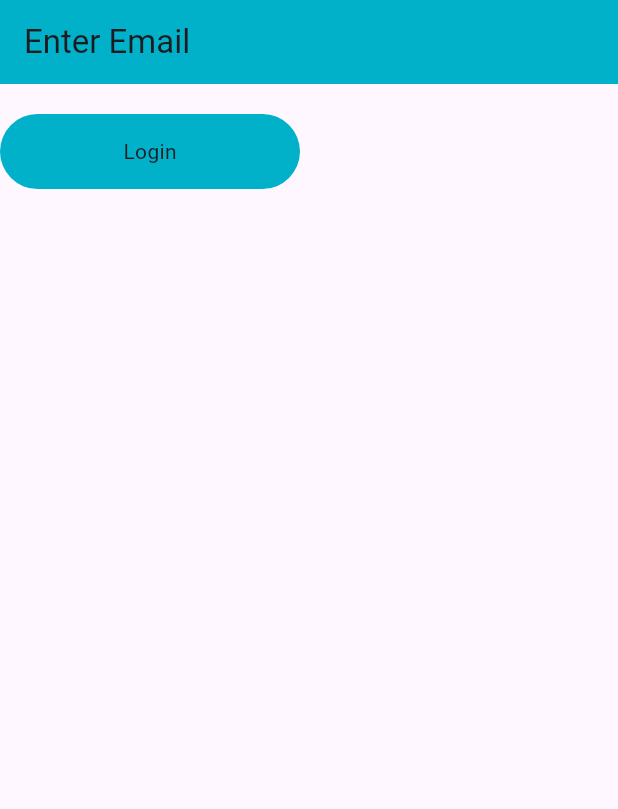
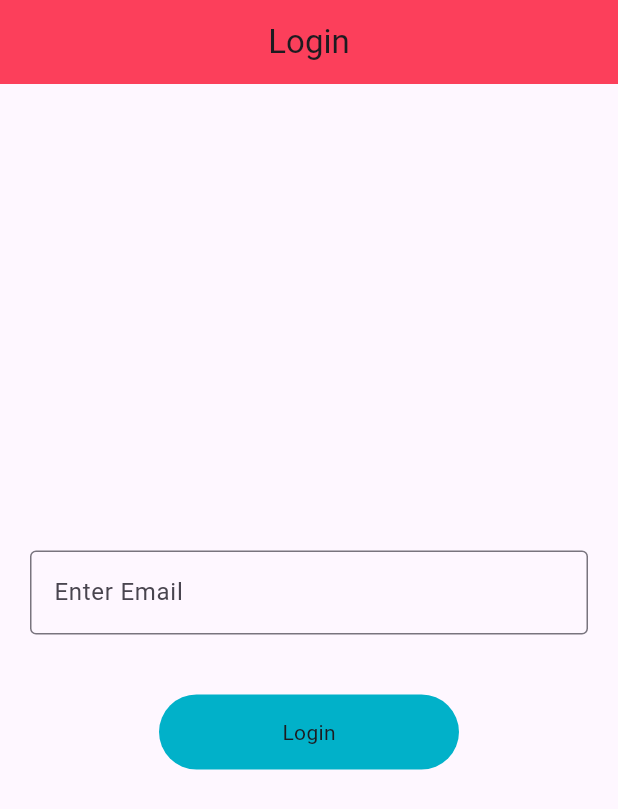
Before and after one commit to Imtiaz16041997/GetX, a Flutter app: the screen it shows after launch, on a phone screen of 412 x 824 dp. Shown: the top 809 px of the screen. Run offline on Flutter 3.47's test engine with Material 3 defaults, Android fonts, the phone set to English and light mode, and no system bars; our stand-ins replace fluttertoast, get.

Commit message:
Login view first phase

```diff
--- a/lib/getx_localization/language.dart
+++ b/lib/getx_localization/language.dart
@@ -11,6 +11,9 @@ class Languages extends Translations{
       'internet_exception': "we're unable to show results. \nPlease check your data\nconnection.",
       'retry':'Retry',
       'general_exception': "we're unable to process your request.\nPlease try again!!",
+      'welcome_back': "Welcome \nBack",
+      'login': "Login",
+      'pass_hint': "Password",
     },
     'ur_PK':{
       'email_hint': 'احداث'
--- a/lib/res/routes/routes.dart
+++ b/lib/res/routes/routes.dart
@@ -1,5 +1,6 @@
 import 'package:get/get.dart';
 import 'package:getx/res/routes/routes_name.dart';
+import 'package:getx/view/screen/login/login_view.dart';
 import 'package:getx/view/screen/splash_screen.dart';
 
 class AppRoutes{
@@ -9,6 +10,16 @@ class AppRoutes{
         page: () => SplashScreen(),
         transitionDuration: Duration(milliseconds: 250),
         transition: Transition.leftToRightWithFade
-    )
+    ),
+
+    GetPage(
+        name: RoutesName.loginView,
+        page: () => LoginView(),
+        transitionDuration: Duration(milliseconds: 250),
+        transition: Transition.leftToRightWithFade
+    ),
+
+
+
   ];
 }
--- a/lib/res/routes/routes_name.dart
+++ b/lib/res/routes/routes_name.dart
@@ -1,5 +1,5 @@
 
 class RoutesName {
   static const String splashScreen = '/splash_screen';
-  static const String loginScreen = '/login_screen';
+  static const String loginView = '/login_view';
 }
--- /dev/null
+++ b/lib/view/screen/login/login_view.dart
@@ -0,0 +1,57 @@
+import 'package:flutter/material.dart';
+import 'package:get/get.dart';
+import 'package:getx/components/round_button_component.dart';
+import 'package:getx/res/colors/colors.dart';
+import 'package:getx/view_models/controller/login_view_model_controller.dart';
+
+class LoginView extends StatefulWidget {
+  const LoginView({super.key});
+
+  @override
+  State<LoginView> createState() => _LoginViewState();
+}
+
+class _LoginViewState extends State<LoginView> {
+
+  final loginController = Get.put(LoginViewModelController());
+
+
+
+
+  @override
+  Widget build(BuildContext context) {
+    return Scaffold(
+      appBar: AppBar(
+        backgroundColor: AppColor.redColor,
+        centerTitle: true,
+        automaticallyImplyLeading: false,
+        title: Text('Login'.tr),
+      ),
+      body: Padding(
+        padding: const EdgeInsets.symmetric(horizontal: 20.0),
+        child: Column(
+          mainAxisAlignment: MainAxisAlignment.center,
+          crossAxisAlignment: CrossAxisAlignment.center,
+          children: [
+            TextFormField(
+              controller: loginController.emailController.value,
+              focusNode: loginController.emailFocusNode.value,
+              decoration: InputDecoration(
+                hintText: 'email_hint'.tr,
+                border: OutlineInputBorder()
+              ),
+            ),
+
+            SizedBox(height: 40,),
+            RoundButtonComponent(
+              width: 200,title: 'login'.tr,onPress: (){
+
+            },)
+
+          ],
+        ),
+      ),
+
+    );
+  }
+}
--- a/lib/view/screen/splash_screen.dart
+++ b/lib/view/screen/splash_screen.dart
@@ -3,6 +3,7 @@ import 'package:get/get.dart';
 import 'package:getx/data/app_exception.dart';
 import 'package:getx/res/assets/image_assets.dart';
 import 'package:getx/res/colors/colors.dart';
+import 'package:getx/view_models/services/splash_services.dart';
 
 import '../../components/general_exception_widget.dart';
 import '../../components/internet_exceptions_widget.dart';
@@ -17,26 +18,48 @@ class SplashScreen extends StatefulWidget {
 }
 
 class _SplashScreenState extends State<SplashScreen> {
+  SplashServices splashServices = SplashServices();
+
+  @override
+  void initState() {
+    // TODO: implement initState
+    super.initState();
+    splashServices.isLogin();
+  }
+
+
   @override
   Widget build(BuildContext context) {
-    return
-
-      Scaffold(
-      body: /*Image(image: AssetImage(ImageAssets.splashScreen))*/
-      /*GeneralExceptionWidget (onPress: () {
-
-    },),*/
-
-      Column(
-        children: [
-          SizedBox(height: 20,),
-          RoundButtonComponent(title: 'Login', onPress: () {  },width: 200,),
-        ],
-      ),
-      appBar: AppBar(
-        title: Text('email_hint'.tr),
-        backgroundColor: AppColor.primaryColor,
+    return Scaffold(
+      backgroundColor: Colors.blue,
+      body: Center(
+        child: Text('welcome_back'.tr,textAlign: TextAlign.center,),
       ),
     );
   }
 }
+
+// class _SplashScreenState extends State<SplashScreen> {
+//   @override
+//   Widget build(BuildContext context) {
+//     return
+//
+//       Scaffold(
+//       body: /*Image(image: AssetImage(ImageAssets.splashScreen))*/
+//       /*GeneralExceptionWidget (onPress: () {
+//
+//     },),*/
+//
+//       Column(
+//         children: [
+//           SizedBox(height: 20,),
+//           RoundButtonComponent(title: 'Login', onPress: () {  },width: 200,),
+//         ],
+//       ),
+//       appBar: AppBar(
+//         title: Text('email_hint'.tr),
+//         backgroundColor: AppColor.primaryColor,
+//       ),
+//     );
+//   }
+// }
--- /dev/null
+++ b/lib/view_models/controller/login_view_model_controller.dart
@@ -0,0 +1,15 @@
+import 'package:flutter/cupertino.dart';
+import 'package:get/get.dart';
+
+class LoginViewModelController extends GetxController{
+
+  final emailController = TextEditingController().obs;
+  final passwordController = TextEditingController().obs;
+
+
+  final emailFocusNode = FocusNode().obs;
+  final passwordFocusNode = FocusNode().obs;
+
+
+
+}
--- /dev/null
+++ b/lib/view_models/services/splash_services.dart
@@ -0,0 +1,13 @@
+import 'dart:async';
+
+import 'package:get/get.dart';
+import 'package:getx/res/routes/routes_name.dart';
+
+class SplashServices {
+  void isLogin(){
+      Timer(const Duration(seconds: 3),
+          () => Get.toNamed(RoutesName.loginView)
+      );
+
+  }
+}
```
